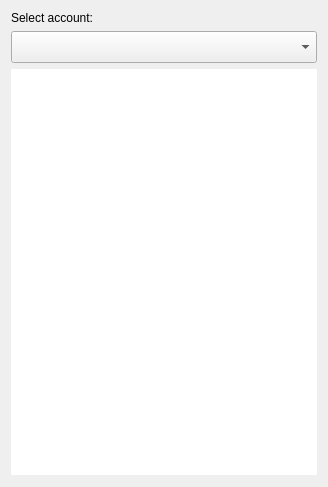
First picture: the form in src/corelayers/joingroupchatdlg/joingroupchat.ui, repository euroelessar/qutim, before the edit.
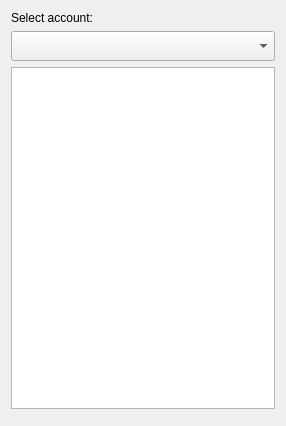
Second picture: the form after the edit. Custom widgets are drawn as their Qt base class.

Commit message: More userfriendly join groupchat dialog

The edit to the form file:
```diff
--- a/src/corelayers/joingroupchatdlg/joingroupchat.ui
+++ b/src/corelayers/joingroupchatdlg/joingroupchat.ui
@@ -6,17 +6,14 @@
    <rect>
     <x>0</x>
     <y>0</y>
-    <width>328</width>
-    <height>487</height>
+    <width>286</width>
+    <height>426</height>
    </rect>
   </property>
   <property name="windowTitle">
    <string>Join groupchat</string>
   </property>
   <layout class="QVBoxLayout" name="verticalLayout">
-   <property name="bottomMargin">
-    <number>6</number>
-   </property>
    <item>
     <widget class="QStackedWidget" name="stackedWidget">
      <property name="currentIndex">
@@ -42,24 +39,27 @@
            <verstretch>0</verstretch>
           </sizepolicy>
          </property>
-         <property name="minimumSize">
+         <property name="sizeAdjustPolicy">
+          <enum>QComboBox::AdjustToMinimumContentsLengthWithIcon</enum>
+         </property>
+         <property name="iconSize">
           <size>
-           <width>0</width>
-           <height>32</height>
+           <width>22</width>
+           <height>22</height>
           </size>
          </property>
         </widget>
        </item>
        <item>
         <widget class="QListWidget" name="listWidget">
-         <property name="frameShape">
-          <enum>QFrame::NoFrame</enum>
-         </property>
          <property name="editTriggers">
           <set>QAbstractItemView::NoEditTriggers</set>
          </property>
-         <property name="selectionMode">
-          <enum>QAbstractItemView::NoSelection</enum>
+         <property name="iconSize">
+          <size>
+           <width>22</width>
+           <height>22</height>
+          </size>
          </property>
         </widget>
        </item>
```
Left out of the diff: 9 changed lines with no effect on the pictures. The commit also changes 4 other files.
